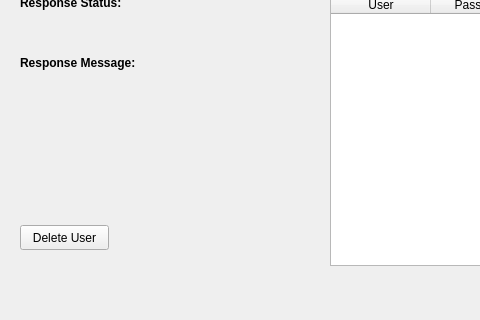
Above: updated_code_2/PPWProj/dbwindow.ui from atdh/individual_project_db_3010 before the change; both pictures show x 0 to 480 and y 185 to 505 of the 810 by 505 pixel window. Below: the same form after it.
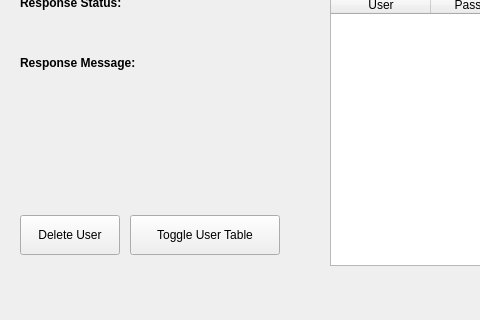
That is the form after the change. Icons and pictures are not drawn. Custom widgets are drawn as their Qt base class.

Commit message: code to fill the user table. admin functionality and ui components almost done

What changed in the file:
```diff
--- a/updated_code_2/PPWProj/dbwindow.ui
+++ b/updated_code_2/PPWProj/dbwindow.ui
@@ -200,15 +200,28 @@
     <property name="geometry">
      <rect>
       <x>20</x>
-      <y>410</y>
-      <width>89</width>
-      <height>25</height>
+      <y>400</y>
+      <width>100</width>
+      <height>40</height>
      </rect>
     </property>
     <property name="text">
      <string>Delete User</string>
     </property>
    </widget>
+   <widget class="QPushButton" name="pushButton_6">
+    <property name="geometry">
+     <rect>
+      <x>130</x>
+      <y>400</y>
+      <width>150</width>
+      <height>40</height>
+     </rect>
+    </property>
+    <property name="text">
+     <string>Toggle User Table</string>
+    </property>
+   </widget>
   </widget>
   <widget class="QMenuBar" name="menubar">
    <property name="geometry">
```
The commit also changes 52 other files.
